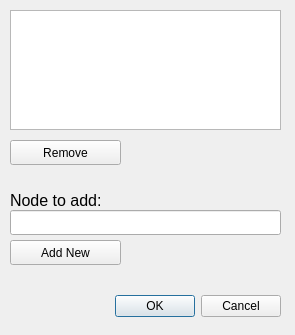
Old version of the form apps/OpenSpace/ext/launcher/src/marknodes.ui in the repository OpenSpace/OpenSpace.
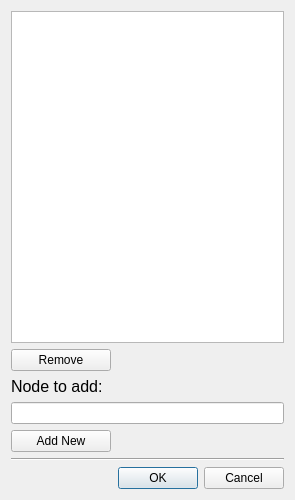
New version of the form.

Commit message: Implementing multiple changes to layouts and features based on feedback

```diff
--- a/apps/OpenSpace/ext/launcher/src/marknodes.ui
+++ b/apps/OpenSpace/ext/launcher/src/marknodes.ui
@@ -7,39 +7,29 @@
     <x>0</x>
     <y>0</y>
     <width>295</width>
-    <height>335</height>
+    <height>500</height>
    </rect>
   </property>
+  <property name="minimumSize">
+   <size>
+    <width>280</width>
+    <height>500</height>
+   </size>
+  </property>
+  <property name="maximumSize">
+   <size>
+    <width>1000</width>
+    <height>800</height>
+   </size>
+  </property>
   <property name="windowTitle">
    <string>Mark Interesting Nodes</string>
   </property>
-  <widget class="QDialogButtonBox" name="buttonBox">
-   <property name="geometry">
-    <rect>
-     <x>30</x>
-     <y>290</y>
-     <width>251</width>
-     <height>32</height>
-    </rect>
-   </property>
-   <property name="orientation">
-    <enum>Qt::Horizontal</enum>
-   </property>
-   <property name="standardButtons">
-    <set>QDialogButtonBox::Cancel|QDialogButtonBox::Ok</set>
-   </property>
-  </widget>
+  <layout class="QGridLayout" name="gridLayout">
+   <item row="0" column="0">
   <widget class="QListWidget" name="list">
-   <property name="geometry">
-    <rect>
-     <x>10</x>
-     <y>10</y>
-     <width>271</width>
-     <height>120</height>
-    </rect>
-   </property>
    <property name="sizePolicy">
-    <sizepolicy hsizetype="Expanding" vsizetype="Preferred">
+      <sizepolicy hsizetype="Expanding" vsizetype="Expanding">
      <horstretch>0</horstretch>
      <verstretch>0</verstretch>
     </sizepolicy>
@@ -53,7 +43,7 @@
    <property name="maximumSize">
     <size>
      <width>16777215</width>
-     <height>120</height>
+       <height>1000</height>
     </size>
    </property>
    <property name="font">
@@ -71,27 +61,14 @@
     <enum>QListView::Adjust</enum>
    </property>
   </widget>
-  <widget class="QPushButton" name="button_remove">
-   <property name="geometry">
-    <rect>
-     <x>10</x>
-     <y>140</y>
-     <width>111</width>
-     <height>25</height>
-    </rect>
-   </property>
-   <property name="text">
-    <string>Remove</string>
-   </property>
-  </widget>
+   </item>
+   <item row="2" column="0">
   <widget class="QLabel" name="label_node">
-   <property name="geometry">
-    <rect>
-     <x>10</x>
-     <y>190</y>
-     <width>131</width>
-     <height>20</height>
-    </rect>
+     <property name="sizePolicy">
+      <sizepolicy hsizetype="Preferred" vsizetype="Fixed">
+       <horstretch>0</horstretch>
+       <verstretch>0</verstretch>
+      </sizepolicy>
    </property>
    <property name="font">
     <font>
@@ -103,32 +80,86 @@
     <string>Node to add:</string>
    </property>
   </widget>
+   </item>
+   <item row="3" column="0">
   <widget class="QLineEdit" name="line_node">
-   <property name="geometry">
-    <rect>
-     <x>10</x>
-     <y>210</y>
-     <width>271</width>
-     <height>25</height>
-    </rect>
+     <property name="minimumSize">
+      <size>
+       <width>200</width>
+       <height>0</height>
+      </size>
+     </property>
+     <property name="maximumSize">
+      <size>
+       <width>800</width>
+       <height>16777215</height>
+      </size>
    </property>
    <property name="toolTip">
     <string extracomment="Module name is required">&lt;html&gt;&lt;head/&gt;&lt;body&gt;&lt;p&gt;Name of scenegraph node to add to list of &amp;quot;interesting&amp;quot; nodes&lt;/p&gt;&lt;/body&gt;&lt;/html&gt;</string>
    </property>
   </widget>
+   </item>
+   <item row="1" column="0">
+    <widget class="QPushButton" name="button_remove">
+     <property name="minimumSize">
+      <size>
+       <width>50</width>
+       <height>0</height>
+      </size>
+     </property>
+     <property name="maximumSize">
+      <size>
+       <width>100</width>
+       <height>16777215</height>
+      </size>
+     </property>
+     <property name="font">
+      <font>
+       <family>Arial</family>
+      </font>
+     </property>
+     <property name="text">
+      <string>Remove</string>
+     </property>
+    </widget>
+   </item>
+   <item row="4" column="0">
   <widget class="QPushButton" name="button_add">
-   <property name="geometry">
-    <rect>
-     <x>10</x>
-     <y>240</y>
-     <width>111</width>
-     <height>25</height>
-    </rect>
+     <property name="maximumSize">
+      <size>
+       <width>100</width>
+       <height>16777215</height>
+      </size>
+     </property>
+     <property name="font">
+      <font>
+       <family>Arial</family>
+      </font>
    </property>
    <property name="text">
     <string>Add New</string>
    </property>
   </widget>
+   </item>
+   <item row="6" column="0">
+    <widget class="QDialogButtonBox" name="buttonBox">
+     <property name="orientation">
+      <enum>Qt::Horizontal</enum>
+     </property>
+     <property name="standardButtons">
+      <set>QDialogButtonBox::Cancel|QDialogButtonBox::Ok</set>
+     </property>
+    </widget>
+   </item>
+   <item row="5" column="0">
+    <widget class="Line" name="line">
+     <property name="orientation">
+      <enum>Qt::Horizontal</enum>
+     </property>
+    </widget>
+   </item>
+  </layout>
  </widget>
  <resources/>
  <connections>
```
Lines whose indentation alone changed are shown as unchanged. The commit also changes 33 other files.
